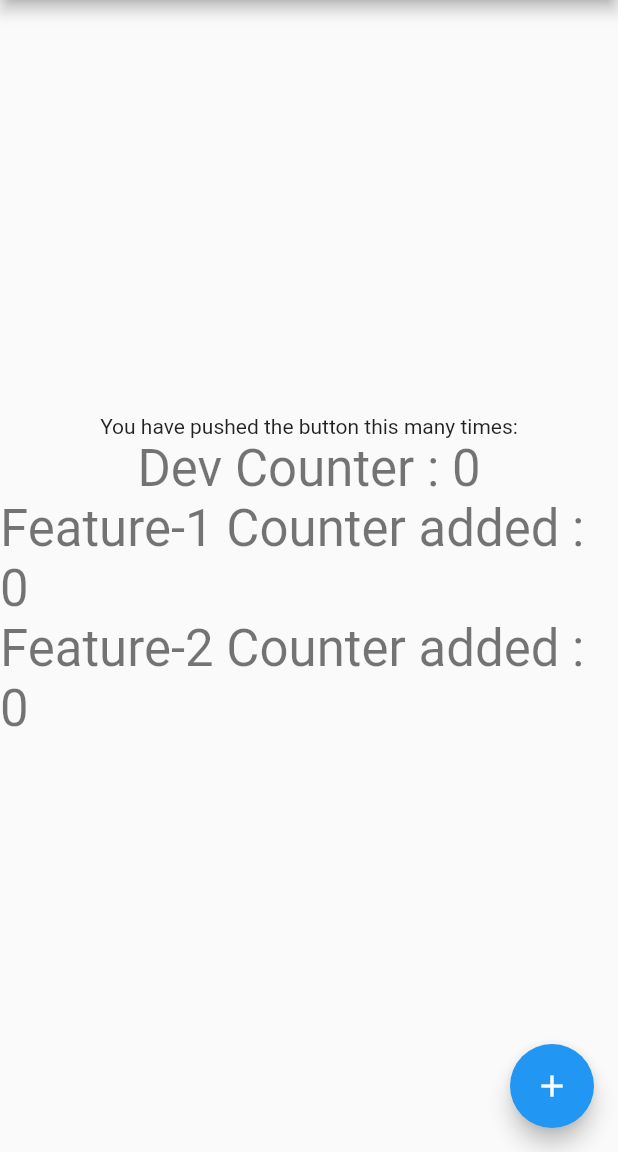
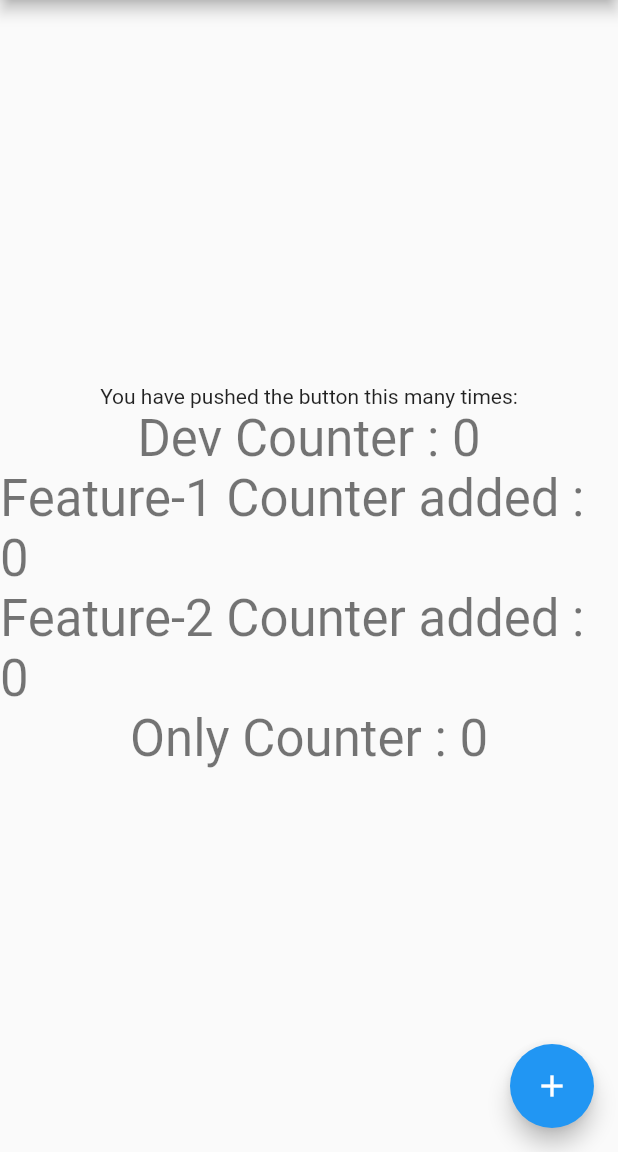
Before and after one commit to nikunjCRC/multidev, a Flutter app: the screen it shows after launch, on a phone screen of 412 x 824 dp, the part 84-1236 px from its top. Run offline on Flutter 3.47's test engine with Material 2 defaults, Android fonts, the phone set to English and light mode, and no system bars.

Commit message:
Only counter added

```diff
--- a/lib/main.dart
+++ b/lib/main.dart
@@ -110,6 +110,10 @@ class _MyHomePageState extends State<MyHomePage> {
               'Feature-2 Counter added : $_counter',
               style: Theme.of(context).textTheme.headlineMedium,
             ),
+            Text(
+              'Only Counter : $_counter',
+              style: Theme.of(context).textTheme.headlineMedium,
+            ),
           ],
         ),
       ),
```
